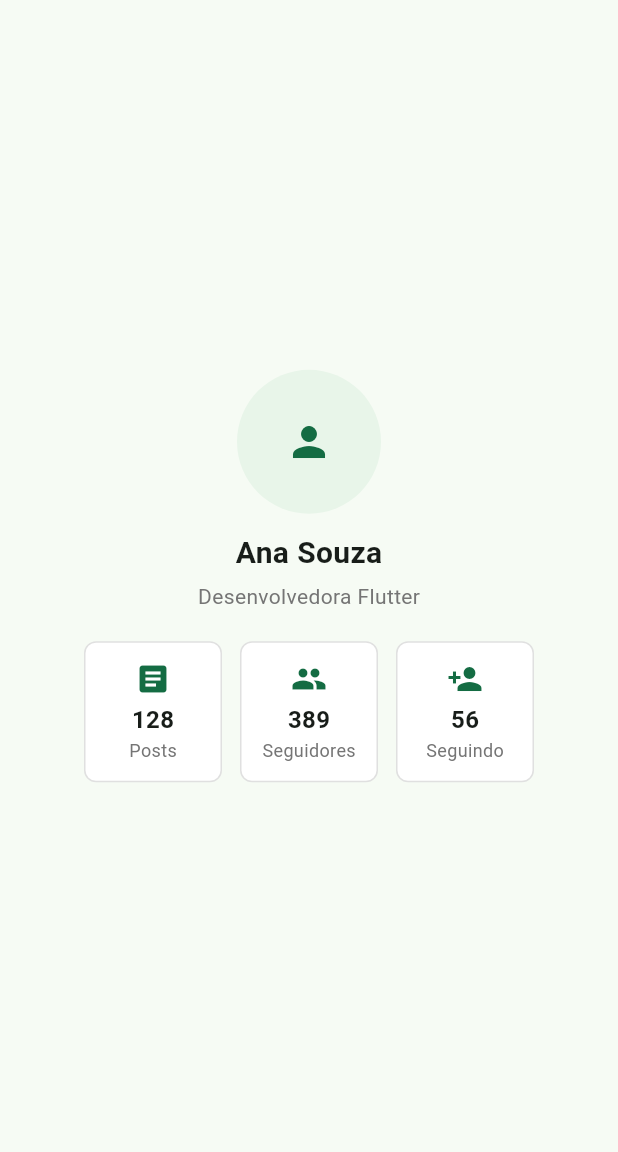
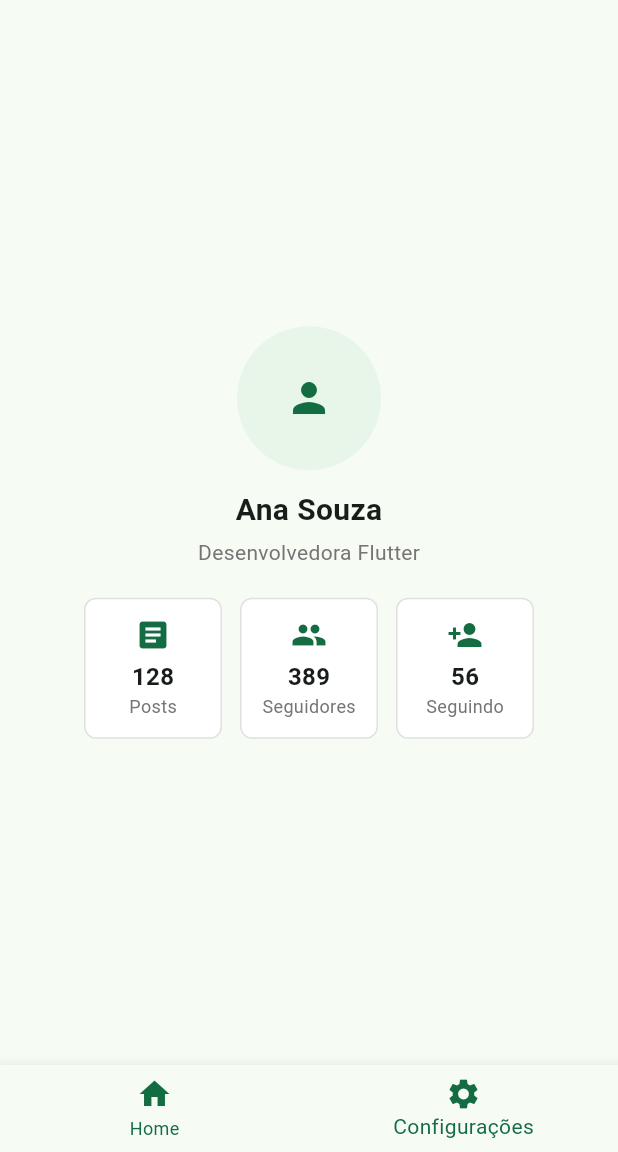
Before and after one commit to samuelgcabral/flutter-componentes-basicos, a Flutter app: the screen it shows after launch, on a phone screen of 412 x 824 dp, the part 84-1236 px from its top. Run offline on Flutter 3.47's test engine with Material 3 defaults, Android fonts, the phone set to English and light mode, and no system bars.

Commit message:
added a colors class and a bottom navigation bar

```diff
--- a/lib/main.dart
+++ b/lib/main.dart
@@ -2,6 +2,12 @@ import 'package:flutter/material.dart';
 
 void main() {
   runApp(const MyApp());
+}
+
+class AppColors {
+  AppColors._();
+
+  static const Color primary = Color(0xFF146C43);
 }
 
 class MyApp extends StatelessWidget {
@@ -13,13 +19,25 @@ class MyApp extends StatelessWidget {
       debugShowCheckedModeBanner: false,
       title: 'Perfil',
       theme: ThemeData(
-        colorScheme: ColorScheme.fromSeed(seedColor: const Color(0xFF146C43)),
+        colorScheme: ColorScheme.fromSeed(seedColor: AppColors.primary),
       ),
       home: Scaffold(
+        bottomNavigationBar: BottomNavigationBar(
+          currentIndex: 1,
+          selectedItemColor: AppColors.primary,
+          unselectedItemColor: AppColors.primary,
+          items: const [
+            BottomNavigationBarItem(icon: Icon(Icons.home), label: 'Home'),
+            BottomNavigationBarItem(
+              icon: Icon(Icons.settings),
+              label: 'Configurações',
+            ),
+          ],
+        ),
         appBar: AppBar(
           elevation: 0,
           centerTitle: false,
-          backgroundColor: const Color(0xFF146C43),
+          backgroundColor: AppColors.primary,
           foregroundColor: Colors.white,
           leading: const Icon(Icons.arrow_back),
           title: const Text(
@@ -53,7 +71,7 @@ class MyApp extends StatelessWidget {
                 child: const Icon(
                   Icons.person,
                   size: 32,
-                  color: Color(0xFF146C43),
+                  color: AppColors.primary,
                 ),
               ),
               const SizedBox(height: 12),
@@ -122,7 +140,7 @@ class StatisticCard extends StatelessWidget {
       child: Column(
         mainAxisSize: MainAxisSize.min,
         children: [
-          Icon(icon, size: 24, color: const Color(0xFF146C43)),
+          Icon(icon, size: 24, color: AppColors.primary),
           const SizedBox(height: 4),
           Text(
             value,
```
